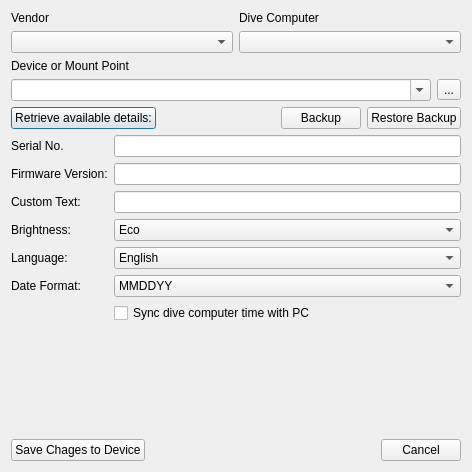
Qt form qt-ui/configuredivecomputerdialog.ui (subsurface/subsurface) before a commit.
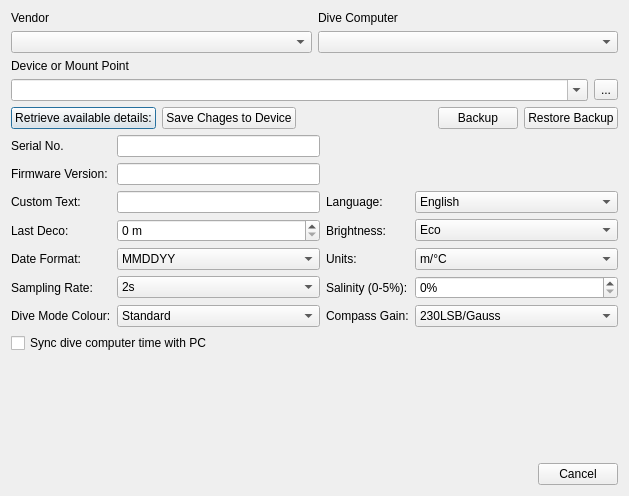
The same form after that commit.

Commit message:
Add Support for more OSTC 3 Settings
Adds support for more OSTC 3 Settings to the reading, writing,
backup and restore functions. These settings are: last deco,
units, sampling rate, salinity, dive mode colour and compass
gain.

What changed in the file:
```diff
--- a/qt-ui/configuredivecomputerdialog.ui
+++ b/qt-ui/configuredivecomputerdialog.ui
@@ -6,8 +6,8 @@
    <rect>
     <x>0</x>
     <y>0</y>
-    <width>472</width>
-    <height>472</height>
+    <width>629</width>
+    <height>496</height>
    </rect>
   </property>
   <property name="windowTitle">
@@ -76,6 +76,13 @@
        </property>
       </widget>
      </item>
+     <item>
+      <widget class="QPushButton" name="saveSettingsPushButton">
+       <property name="text">
+        <string>Save Chages to Device</string>
+       </property>
+      </widget>
+     </item>
      <item>
       <spacer name="horizontalSpacer">
        <property name="orientation">
@@ -107,20 +114,6 @@
    </item>
    <item>
     <layout class="QGridLayout" name="gridLayout_2">
-     <item row="3" column="0">
-      <widget class="QLabel" name="label_4">
-       <property name="text">
-        <string>Brightness:</string>
-       </property>
-      </widget>
-     </item>
-     <item row="0" column="0">
-      <widget class="QLabel" name="label_7">
-       <property name="text">
-        <string>Serial No.</string>
-       </property>
-      </widget>
-     </item>
      <item row="2" column="0">
       <widget class="QLabel" name="label_5">
        <property name="text">
@@ -128,6 +121,51 @@
        </property>
       </widget>
      </item>
+     <item row="5" column="0">
+      <widget class="QLabel" name="label_12">
+       <property name="text">
+        <string>Sampling Rate:</string>
+       </property>
+      </widget>
+     </item>
+     <item row="3" column="2">
+      <widget class="QLabel" name="label_4">
+       <property name="text">
+        <string>Brightness:</string>
+       </property>
+      </widget>
+     </item>
+     <item row="5" column="2">
+      <widget class="QLabel" name="label_13">
+       <property name="text">
+        <string>Salinity (0-5%):</string>
+       </property>
+      </widget>
+     </item>
+     <item row="7" column="0" colspan="3">
+      <widget class="QCheckBox" name="dateTimeSyncCheckBox">
+       <property name="text">
+        <string>Sync dive computer time with PC</string>
+       </property>
+      </widget>
+     </item>
+     <item row="5" column="3">
+      <widget class="QSpinBox" name="salinitySpinBox">
+       <property name="suffix">
+        <string>%</string>
+       </property>
+       <property name="maximum">
+        <number>5</number>
+       </property>
+      </widget>
+     </item>
+     <item row="3" column="1">
+      <widget class="QSpinBox" name="lastDecoSpinBox">
+       <property name="suffix">
+        <string> m</string>
+       </property>
+      </widget>
+     </item>
      <item row="0" column="1">
       <widget class="QLineEdit" name="serialNoLineEdit">
        <property name="readOnly">
@@ -135,17 +173,42 @@
        </property>
       </widget>
      </item>
-     <item row="4" column="0">
+     <item row="3" column="0">
+      <widget class="QLabel" name="label_10">
+       <property name="text">
+        <string>Last Deco:</string>
+       </property>
+      </widget>
+     </item>
+     <item row="0" column="0">
+      <widget class="QLabel" name="label_7">
+       <property name="text">
+        <string>Serial No.</string>
+       </property>
+      </widget>
+     </item>
+     <item row="2" column="2">
       <widget class="QLabel" name="label_6">
        <property name="text">
         <string>Language:</string>
        </property>
       </widget>
      </item>
-     <item row="2" column="1">
-      <widget class="QLineEdit" name="customTextLlineEdit"/>
+     <item row="4" column="3">
+      <widget class="QComboBox" name="unitsComboBox">
+       <item>
+        <property name="text">
+         <string>m/°C</string>
+        </property>
+       </item>
+       <item>
+        <property name="text">
+         <string>ft/°F</string>
+        </property>
+       </item>
+      </widget>
      </item>
-     <item row="3" column="1">
+     <item row="3" column="3">
       <widget class="QComboBox" name="brightnessComboBox">
        <item>
         <property name="text">
@@ -164,14 +227,26 @@
        </item>
       </widget>
      </item>
-     <item row="1" column="0">
-      <widget class="QLabel" name="label_8">
-       <property name="text">
-        <string>Firmware Version:</string>
-       </property>
-      </widget>
-     </item>
      <item row="4" column="1">
+      <widget class="QComboBox" name="dateFormatComboBox">
+       <item>
+        <property name="text">
+         <string>MMDDYY</string>
+        </property>
+       </item>
+       <item>
+        <property name="text">
+         <string>DDMMYY</string>
+        </property>
+       </item>
+       <item>
+        <property name="text">
+         <string>YYMMDD</string>
+        </property>
+       </item>
+      </widget>
+     </item>
+     <item row="2" column="3">
       <widget class="QComboBox" name="languageComboBox">
        <item>
         <property name="text">
@@ -195,46 +270,146 @@
        </item>
       </widget>
      </item>
-     <item row="5" column="0">
+     <item row="1" column="1">
+      <widget class="QLineEdit" name="firmwareVersionLineEdit">
+       <property name="readOnly">
+        <bool>true</bool>
+       </property>
+      </widget>
+     </item>
+     <item row="4" column="0">
       <widget class="QLabel" name="label_9">
        <property name="text">
         <string>Date Format:</string>
        </property>
       </widget>
      </item>
+     <item row="1" column="0">
+      <widget class="QLabel" name="label_8">
+       <property name="text">
+        <string>Firmware Version:</string>
+       </property>
+      </widget>
+     </item>
+     <item row="2" column="1">
+      <widget class="QLineEdit" name="customTextLlineEdit">
+       <property name="sizePolicy">
+        <sizepolicy hsizetype="Expanding" vsizetype="Fixed">
+         <horstretch>1</horstretch>
+         <verstretch>0</verstretch>
+        </sizepolicy>
+       </property>
+      </widget>
+     </item>
+     <item row="4" column="2">
+      <widget class="QLabel" name="label_11">
+       <property name="text">
+        <string>Units:</string>
+       </property>
+      </widget>
+     </item>
      <item row="5" column="1">
-      <widget class="QComboBox" name="dateFormatComboBox">
+      <widget class="QComboBox" name="samplingRateComboBox">
        <item>
         <property name="text">
-         <string>MMDDYY</string>
+         <string>2s</string>
         </property>
        </item>
        <item>
         <property name="text">
-         <string>DDMMYY</string>
-        </property>
-       </item>
-       <item>
-        <property name="text">
-         <string>YYMMDD</string>
+         <string>10s</string>
         </property>
        </item>
       </widget>
      </item>
-     <item row="1" column="1">
-      <widget class="QLineEdit" name="firmwareVersionLineEdit">
-       <property name="readOnly">
-        <bool>true</bool>
+     <item row="6" column="0">
+      <widget class="QLabel" name="label_14">
+       <property name="text">
+        <string>Dive Mode Colour:</string>
        </property>
       </widget>
      </item>
      <item row="6" column="1">
-      <widget class="QCheckBox" name="dateTimeSyncCheckBox">
+      <widget class="QComboBox" name="diveModeColour">
+       <item>
+        <property name="text">
+         <string>Standard</string>
+        </property>
+       </item>
+       <item>
+        <property name="text">
+         <string>Red</string>
+        </property>
+       </item>
+       <item>
+        <property name="text">
+         <string>Green</string>
+        </property>
+       </item>
+       <item>
+        <property name="text">
+         <string>Blue</string>
+        </property>
+       </item>
+      </widget>
+     </item>
+     <item row="6" column="2">
+      <widget class="QLabel" name="label_15">
        <property name="text">
-        <string>Sync dive computer time with PC</string>
+        <string>Compass Gain:</string>
        </property>
       </widget>
      </item>
+     <item row="6" column="3">
+      <widget class="QComboBox" name="compassGainComboBox">
+       <property name="sizePolicy">
+        <sizepolicy hsizetype="Preferred" vsizetype="Fixed">
+         <horstretch>1</horstretch>
+         <verstretch>0</verstretch>
+        </sizepolicy>
+       </property>
+       <item>
+        <property name="text">
+         <string>230LSB/Gauss</string>
+        </property>
+       </item>
+       <item>
+        <property name="text">
+         <string>330LSB/Gauss</string>
+        </property>
+       </item>
+       <item>
+        <property name="text">
+         <string>390LSB/Gauss</string>
+        </property>
+       </item>
+       <item>
+        <property name="text">
+         <string>440LSB/Gauss</string>
+        </property>
+       </item>
+       <item>
+        <property name="text">
+         <string>660LSB/Gauss</string>
+        </property>
+       </item>
+       <item>
+        <property name="text">
+         <string>820LSB/Gauss</string>
+        </property>
+       </item>
+       <item>
+        <property name="text">
+         <string>1090LSB/Gauss</string>
+        </property>
+       </item>
+       <item>
+        <property name="text">
+         <string>1370LSB/Gauss</string>
+        </property>
+       </item>
+      </widget>
+     </item>
     </layout>
    </item>
    <item>
@@ -269,13 +444,6 @@
    </item>
    <item>
     <layout class="QHBoxLayout" name="horizontalLayout_3">
-     <item>
-      <widget class="QPushButton" name="saveSettingsPushButton">
-       <property name="text">
-        <string>Save Chages to Device</string>
-       </property>
-      </widget>
-     </item>
      <item>
       <spacer name="horizontalSpacer_2">
        <property name="orientation">
```
Left out of the diff: 13 changed lines with no effect on the pictures. The commit also changes 5 other files.
